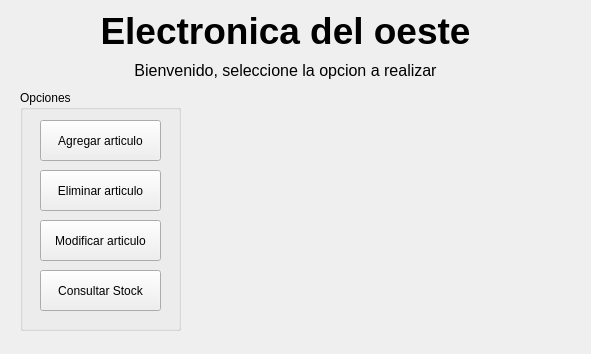
Qt form app_proyecto/Qt/window_main.ui (nvargas24/App_stock) before a commit.
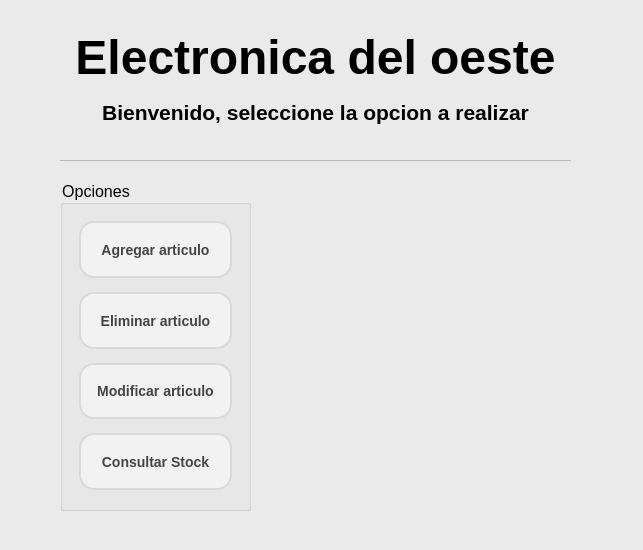
The same form after that commit.

```diff
--- a/app_proyecto/Qt/window_main.ui
+++ b/app_proyecto/Qt/window_main.ui
@@ -6,15 +6,19 @@
    <rect>
     <x>0</x>
     <y>0</y>
-    <width>591</width>
-    <height>354</height>
+    <width>643</width>
+    <height>550</height>
    </rect>
   </property>
   <property name="windowTitle">
    <string>MainWindow</string>
   </property>
+  <property name="autoFillBackground">
+   <bool>false</bool>
+  </property>
   <property name="styleSheet">
-   <string notr="true">QApplication::setStyle(&quot;fusion&quot;);
+   <string notr="true">/*QApplication::setStyle(&quot;fusion&quot;);*/
+background-color: #EAEAEA;
 </string>
   </property>
   <property name="documentMode">
@@ -27,75 +31,221 @@
    <widget class="QGroupBox" name="menu_opciones">
     <property name="geometry">
      <rect>
-      <x>20</x>
-      <y>90</y>
-      <width>161</width>
-      <height>241</height>
+      <x>60</x>
+      <y>180</y>
+      <width>191</width>
+      <height>331</height>
      </rect>
     </property>
+    <property name="sizePolicy">
+     <sizepolicy hsizetype="Expanding" vsizetype="Expanding">
+      <horstretch>3</horstretch>
+      <verstretch>3</verstretch>
+     </sizepolicy>
+    </property>
+    <property name="font">
+     <font>
+      <family>Segoe UI</family>
+      <pointsize>12</pointsize>
+     </font>
+    </property>
     <property name="title">
      <string>Opciones</string>
     </property>
-    <widget class="QPushButton" name="btn_agregar">
-     <property name="geometry">
-      <rect>
-       <x>20</x>
-       <y>30</y>
-       <width>121</width>
-       <height>41</height>
-      </rect>
+    <property name="flat">
+     <bool>false</bool>
+    </property>
+    <property name="checkable">
+     <bool>false</bool>
+    </property>
+    <property name="checked">
+     <bool>false</bool>
+    </property>
+    <layout class="QVBoxLayout" name="verticalLayout_2" stretch="5,5,5,5">
+     <property name="spacing">
+      <number>14</number>
      </property>
-     <property name="text">
-      <string>Agregar articulo</string>
+     <property name="leftMargin">
+      <number>16</number>
      </property>
-    </widget>
-    <widget class="QPushButton" name="btn_eliminar">
-     <property name="geometry">
-      <rect>
-       <x>20</x>
-       <y>80</y>
-       <width>121</width>
-       <height>41</height>
-      </rect>
+     <property name="topMargin">
+      <number>16</number>
      </property>
-     <property name="text">
-      <string>Eliminar articulo</string>
+     <property name="rightMargin">
+      <number>16</number>
      </property>
-    </widget>
-    <widget class="QPushButton" name="btn_modificar">
-     <property name="geometry">
-      <rect>
-       <x>20</x>
-       <y>130</y>
-       <width>121</width>
-       <height>41</height>
-      </rect>
+     <property name="bottomMargin">
+      <number>18</number>
      </property>
-     <property name="text">
-      <string>Modificar articulo</string>
-     </property>
-    </widget>
-    <widget class="QPushButton" name="btn_consultar">
-     <property name="geometry">
-      <rect>
-       <x>20</x>
-       <y>180</y>
-       <width>121</width>
-       <height>41</height>
-      </rect>
-     </property>
-     <property name="text">
-      <string>Consultar Stock</string>
-     </property>
-    </widget>
+     <item>
+      <widget class="QPushButton" name="btn_agregar">
+       <property name="sizePolicy">
+        <sizepolicy hsizetype="Minimum" vsizetype="Expanding">
+         <horstretch>0</horstretch>
+         <verstretch>0</verstretch>
+        </sizepolicy>
+       </property>
+       <property name="font">
+        <font>
+         <pointsize>-1</pointsize>
+         <weight>75</weight>
+         <bold>true</bold>
+        </font>
+       </property>
+       <property name="mouseTracking">
+        <bool>false</bool>
+       </property>
+       <property name="tabletTracking">
+        <bool>false</bool>
+       </property>
+       <property name="acceptDrops">
+        <bool>false</bool>
+       </property>
+       <property name="autoFillBackground">
+        <bool>false</bool>
+       </property>
+       <property name="styleSheet">
+        <string notr="true">QPushButton {
+    background-color: #F2F2F2; /* Color de fondo */
+    border: 2px solid #D9D9D9; /* Borde gris claro */
+    border-radius: 15px; /* Bordes curvos */
+    padding: 5px 10px; /* Espacio interno para texto */
+    font-weight: bold; /* Texto en negrita */
+    font-size: 14px; /* Tamaño de fuente */
+    color: #444444; /* Color de texto */
+}
+
+QPushButton:hover {
+    background-color: #88AEF1; /* Color celeste */
+    border-color: #0078D7; /* Borde celeste */
+    color: #FFFFFF; /* Color de texto blanco */
+}</string>
+       </property>
+       <property name="text">
+        <string>Agregar articulo</string>
+       </property>
+      </widget>
+     </item>
+     <item>
+      <widget class="QPushButton" name="btn_eliminar">
+       <property name="sizePolicy">
+        <sizepolicy hsizetype="Minimum" vsizetype="Expanding">
+         <horstretch>0</horstretch>
+         <verstretch>0</verstretch>
+        </sizepolicy>
+       </property>
+       <property name="font">
+        <font>
+         <pointsize>-1</pointsize>
+         <weight>75</weight>
+         <bold>true</bold>
+        </font>
+       </property>
+       <property name="styleSheet">
+        <string notr="true">QPushButton {
+    background-color: #F2F2F2; /* Color de fondo */
+    border: 2px solid #D9D9D9; /* Borde gris claro */
+    border-radius: 15px; /* Bordes curvos */
+    padding: 5px 10px; /* Espacio interno para texto */
+    font-weight: bold; /* Texto en negrita */
+    font-size: 14px; /* Tamaño de fuente */
+    color: #444444; /* Color de texto */
+}
+
+QPushButton:hover {
+    background-color: #88AEF1; /* Color celeste */
+    border-color: #0078D7; /* Borde celeste */
+    color: #FFFFFF; /* Color de texto blanco */
+}</string>
+       </property>
+       <property name="text">
+        <string>Eliminar articulo</string>
+       </property>
+      </widget>
+     </item>
+     <item>
+      <widget class="QPushButton" name="btn_modificar">
+       <property name="sizePolicy">
+        <sizepolicy hsizetype="Minimum" vsizetype="Expanding">
+         <horstretch>0</horstretch>
+         <verstretch>0</verstretch>
+        </sizepolicy>
+       </property>
+       <property name="font">
+        <font>
+         <pointsize>-1</pointsize>
+         <weight>75</weight>
+         <bold>true</bold>
+        </font>
+       </property>
+       <property name="styleSheet">
+        <string notr="true">QPushButton {
+    background-color: #F2F2F2; /* Color de fondo */
+    border: 2px solid #D9D9D9; /* Borde gris claro */
+    border-radius: 15px; /* Bordes curvos */
+    padding: 5px 10px; /* Espacio interno para texto */
+    font-weight: bold; /* Texto en negrita */
+    font-size: 14px; /* Tamaño de fuente */
+    color: #444444; /* Color de texto */
+}
+
+QPushButton:hover {
+    background-color: #88AEF1; /* Color celeste */
+    border-color: #0078D7; /* Borde celeste */
+    color: #FFFFFF; /* Color de texto blanco */
+}</string>
+       </property>
+       <property name="text">
+        <string>Modificar articulo</string>
+       </property>
+      </widget>
+     </item>
+     <item>
+      <widget class="QPushButton" name="btn_consultar">
+       <property name="sizePolicy">
+        <sizepolicy hsizetype="Minimum" vsizetype="Expanding">
+         <horstretch>0</horstretch>
+         <verstretch>0</verstretch>
+        </sizepolicy>
+       </property>
+       <property name="font">
+        <font>
+         <pointsize>-1</pointsize>
+         <weight>75</weight>
+         <bold>true</bold>
+        </font>
+       </property>
+       <property name="styleSheet">
+        <string notr="true">QPushButton {
+    background-color: #F2F2F2; /* Color de fondo */
+    border: 2px solid #D9D9D9; /* Borde gris claro */
+    border-radius: 15px; /* Bordes curvos */
+    padding: 5px 10px; /* Espacio interno para texto */
+    font-weight: bold; /* Texto en negrita */
+    font-size: 14px; /* Tamaño de fuente */
+    color: #444444; /* Color de texto */
+}
+
+QPushButton:hover {
+    background-color: #88AEF1; /* Color celeste */
+    border-color: #0078D7; /* Borde celeste */
+    color: #FFFFFF; /* Color de texto blanco */
+}</string>
+       </property>
+       <property name="text">
+        <string>Consultar Stock</string>
+       </property>
+      </widget>
+     </item>
+    </layout>
    </widget>
    <widget class="QWidget" name="layoutWidget">
     <property name="geometry">
      <rect>
-      <x>10</x>
-      <y>10</y>
-      <width>551</width>
-      <height>72</height>
+      <x>20</x>
+      <y>30</y>
+      <width>591</width>
+      <height>103</height>
      </rect>
     </property>
     <layout class="QVBoxLayout" name="verticalLayout">
@@ -103,7 +253,8 @@
       <widget class="QLabel" name="titulo">
        <property name="font">
         <font>
-         <pointsize>28</pointsize>
+         <family>Segoe UI</family>
+         <pointsize>36</pointsize>
          <weight>75</weight>
          <bold>true</bold>
         </font>
@@ -120,7 +271,10 @@
       <widget class="QLabel" name="subtitulo">
        <property name="font">
         <font>
-         <pointsize>12</pointsize>
+         <family>Segoe UI</family>
+         <pointsize>16</pointsize>
+         <weight>75</weight>
+         <bold>true</bold>
         </font>
        </property>
        <property name="acceptDrops">
@@ -145,10 +299,10 @@
     </property>
     <property name="geometry">
      <rect>
-      <x>220</x>
-      <y>100</y>
-      <width>341</width>
-      <height>231</height>
+      <x>270</x>
+      <y>190</y>
+      <width>311</width>
+      <height>321</height>
      </rect>
     </property>
     <property name="frameShape">
@@ -163,10 +317,10 @@
     <widget class="QWidget" name="verticalLayoutWidget">
      <property name="geometry">
       <rect>
-       <x>19</x>
-       <y>19</y>
-       <width>311</width>
-       <height>191</height>
+       <x>9</x>
+       <y>9</y>
+       <width>291</width>
+       <height>301</height>
       </rect>
      </property>
      <layout class="QVBoxLayout" name="grafica_torta"/>
@@ -175,8 +329,8 @@
    <widget class="QLabel" name="notificacion">
     <property name="geometry">
      <rect>
-      <x>390</x>
-      <y>330</y>
+      <x>420</x>
+      <y>520</y>
       <width>161</width>
       <height>20</height>
      </rect>
@@ -203,6 +357,28 @@
      <set>Qt::LinksAccessibleByMouse|Qt::TextEditable</set>
     </property>
    </widget>
+   <widget class="Line" name="line">
+    <property name="geometry">
+     <rect>
+      <x>60</x>
+      <y>150</y>
+      <width>511</width>
+      <height>20</height>
+     </rect>
+    </property>
+    <property name="frameShadow">
+     <enum>QFrame::Sunken</enum>
+    </property>
+    <property name="lineWidth">
+     <number>0</number>
+    </property>
+    <property name="midLineWidth">
+     <number>1</number>
+    </property>
+    <property name="orientation">
+     <enum>Qt::Horizontal</enum>
+    </property>
+   </widget>
   </widget>
  </widget>
  <resources/>
```
Left out of the diff: 6 changed lines with no effect on the pictures.
